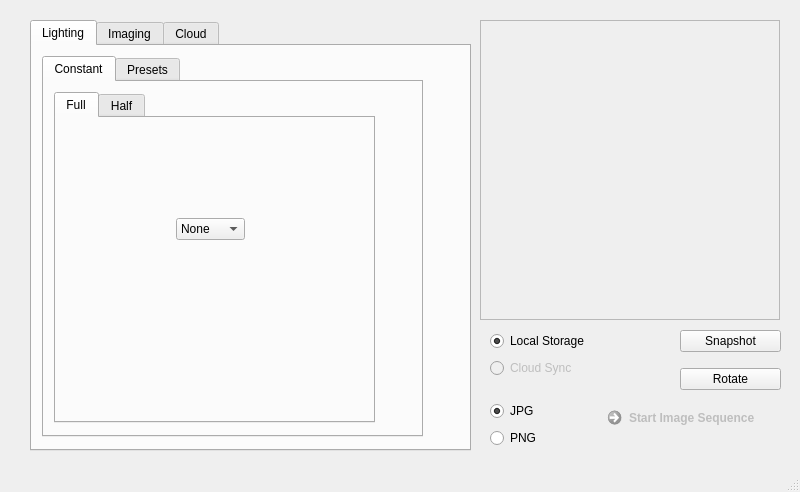
Qt form _ui/FlashLapse_CP.ui (CoSE-Jerry/Flashlapse_NEO) before a commit.
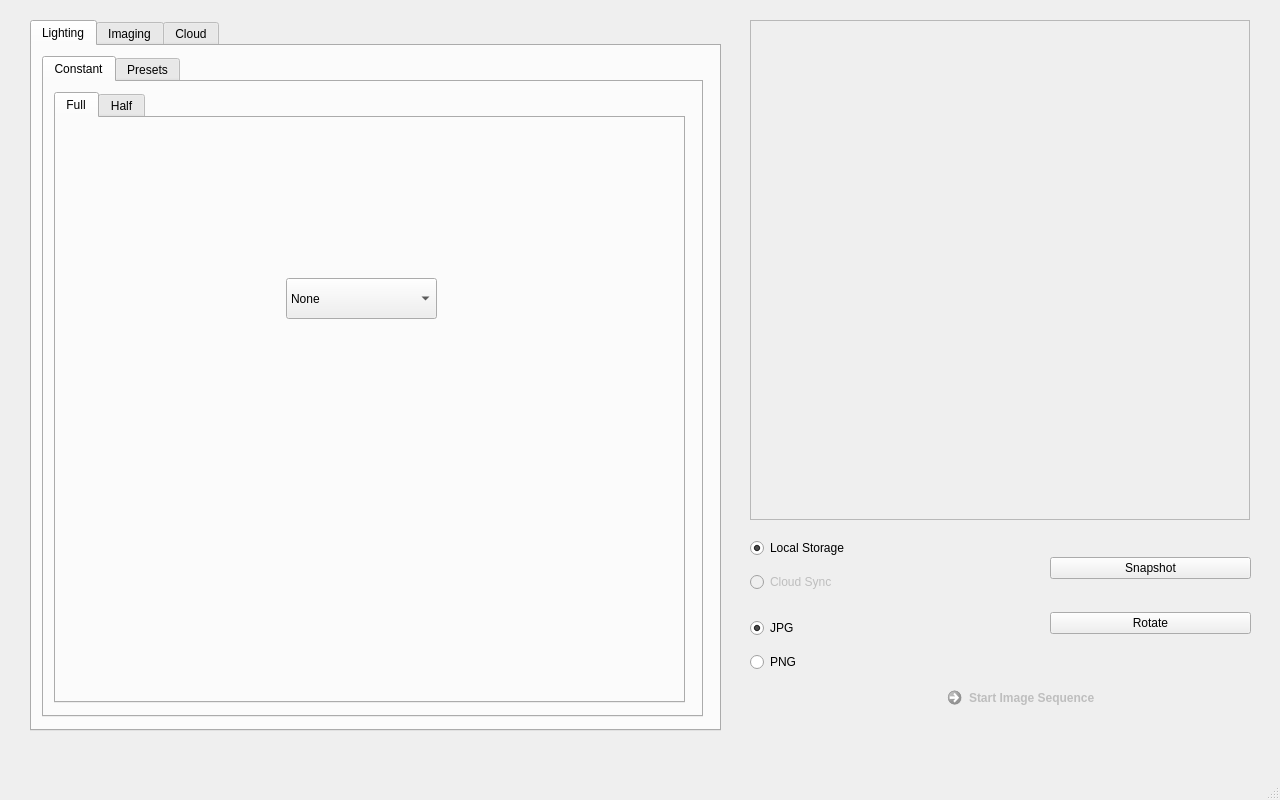
The same form after that commit. The open tabs and pages were chosen to show the change. Icons and pictures are not drawn.

Patch:
```diff
--- a/_ui/FlashLapse_CP.ui
+++ b/_ui/FlashLapse_CP.ui
@@ -6,8 +6,8 @@
    <rect>
     <x>0</x>
     <y>0</y>
-    <width>800</width>
-    <height>492</height>
+    <width>1280</width>
+    <height>800</height>
    </rect>
   </property>
   <property name="windowTitle">
@@ -21,10 +21,10 @@
    <widget class="QLabel" name="Image_Frame">
     <property name="geometry">
      <rect>
-      <x>480</x>
+      <x>750</x>
       <y>20</y>
-      <width>300</width>
-      <height>300</height>
+      <width>500</width>
+      <height>500</height>
      </rect>
     </property>
     <property name="frameShape">
@@ -49,10 +49,10 @@
    <widget class="QWidget" name="verticalLayoutWidget">
     <property name="geometry">
      <rect>
-      <x>490</x>
-      <y>400</y>
-      <width>91</width>
-      <height>51</height>
+      <x>750</x>
+      <y>610</y>
+      <width>161</width>
+      <height>71</height>
      </rect>
     </property>
     <layout class="QVBoxLayout" name="verticalLayout_4">
@@ -80,8 +80,8 @@
      <rect>
       <x>30</x>
       <y>20</y>
-      <width>441</width>
-      <height>431</height>
+      <width>691</width>
+      <height>711</height>
      </rect>
     </property>
     <property name="currentIndex">
@@ -96,8 +96,8 @@
        <rect>
         <x>10</x>
         <y>10</y>
-        <width>381</width>
-        <height>381</height>
+        <width>661</width>
+        <height>661</height>
        </rect>
       </property>
       <property name="currentIndex">
@@ -112,8 +112,8 @@
          <rect>
           <x>10</x>
           <y>10</y>
-          <width>321</width>
-          <height>331</height>
+          <width>631</width>
+          <height>611</height>
          </rect>
         </property>
         <property name="currentIndex">
@@ -128,8 +128,8 @@
            <rect>
             <x>30</x>
             <y>10</y>
-            <width>250</width>
-            <height>250</height>
+            <width>561</width>
+            <height>561</height>
            </rect>
           </property>
           <property name="text">
@@ -145,10 +145,10 @@
          <widget class="QComboBox" name="Full_Color_Select">
           <property name="geometry">
            <rect>
-            <x>120</x>
-            <y>100</y>
-            <width>69</width>
-            <height>22</height>
+            <x>230</x>
+            <y>160</y>
+            <width>151</width>
+            <height>41</height>
            </rect>
           </property>
           <property name="currentText">
@@ -1038,9 +1038,9 @@
     </property>
     <property name="geometry">
      <rect>
-      <x>600</x>
-      <y>400</y>
-      <width>191</width>
+      <x>940</x>
+      <y>680</y>
+      <width>311</width>
       <height>51</height>
      </rect>
     </property>
@@ -1064,10 +1064,10 @@
    <widget class="QWidget" name="verticalLayoutWidget_4">
     <property name="geometry">
      <rect>
-      <x>490</x>
-      <y>330</y>
+      <x>750</x>
+      <y>530</y>
       <width>161</width>
-      <height>51</height>
+      <height>71</height>
      </rect>
     </property>
     <layout class="QVBoxLayout" name="verticalLayout_12">
@@ -1096,10 +1096,10 @@
    <widget class="QWidget" name="verticalLayoutWidget_5">
     <property name="geometry">
      <rect>
-      <x>680</x>
-      <y>320</y>
-      <width>101</width>
-      <height>80</height>
+      <x>1050</x>
+      <y>530</y>
+      <width>201</width>
+      <height>131</height>
      </rect>
     </property>
     <layout class="QVBoxLayout" name="verticalLayout_13">
```
Left out of the diff: 21 changed lines with no effect on the pictures.
